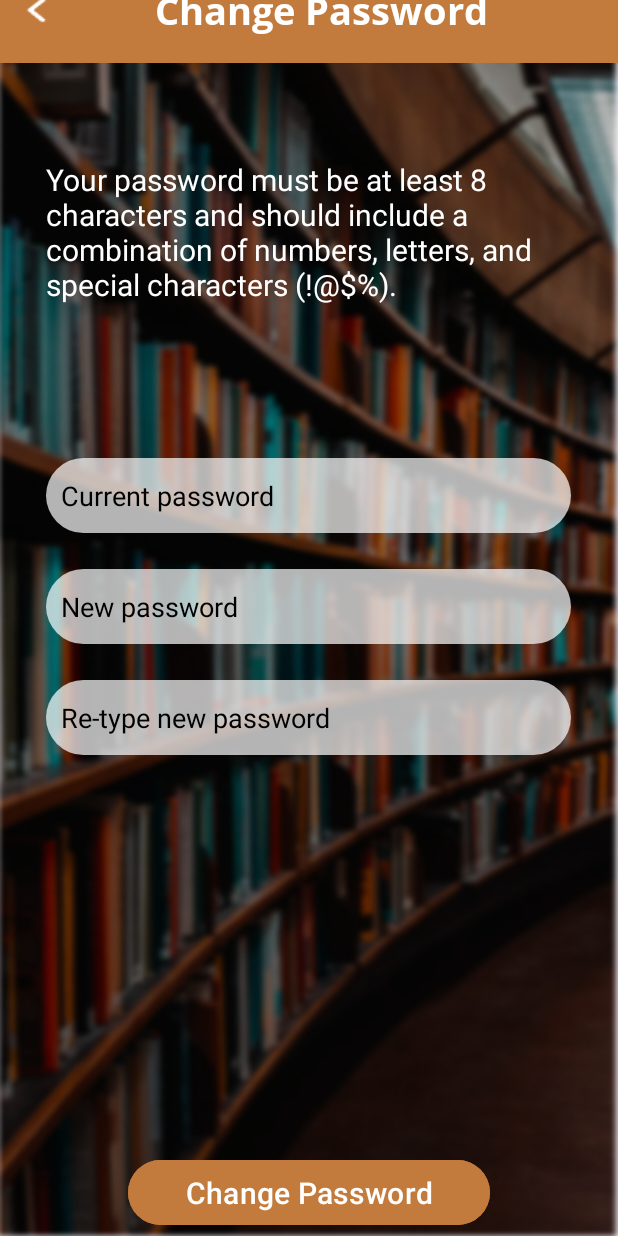
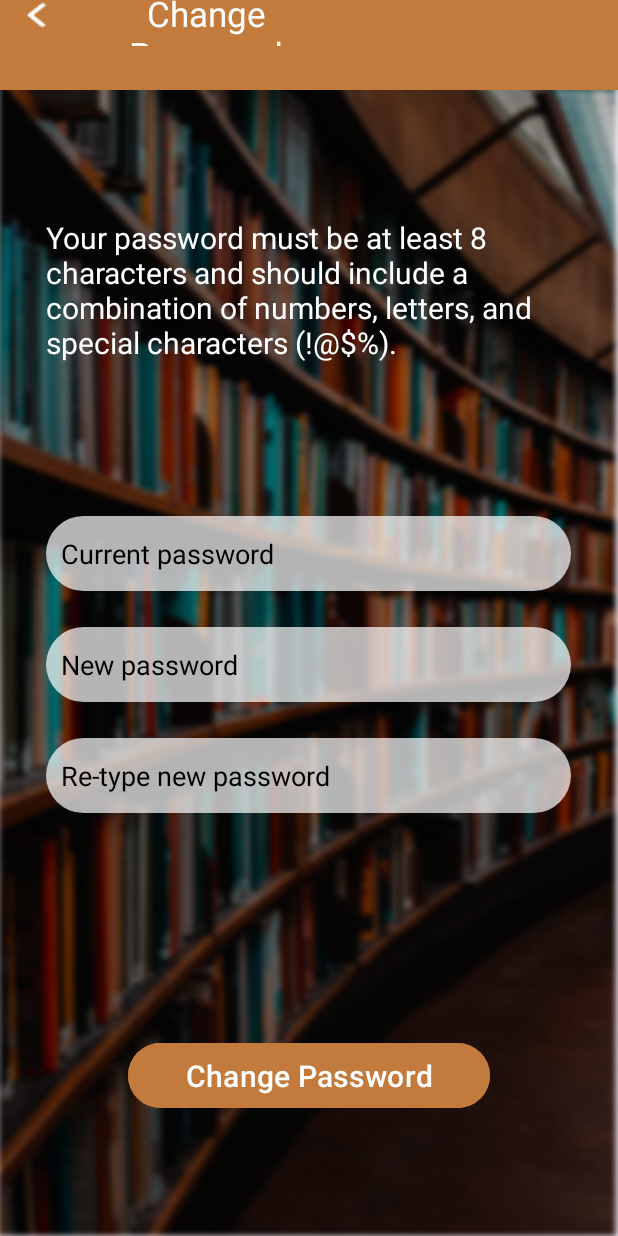
Before and after one commit to JoshuaLozano04/upang-lms, an Android app: the ChangePassword screen opened directly, with no data from a screen before it, on a phone screen of 412 x 824 dp. Run offline under Robolectric (Android 15) with nearby library versions, the phone set to English and light mode, and no system bars; Roboto replaces fonts that are not available here.

Commit message:
UI design

```diff
--- a/app/src/main/res/layout/activity_change_password.xml
+++ b/app/src/main/res/layout/activity_change_password.xml
@@ -11,8 +11,8 @@
     <LinearLayout
         android:id="@+id/linearLayout"
         android:layout_width="match_parent"
-        android:layout_height="70dp"
-        android:layout_marginBottom="64dp"
+        android:layout_height="100dp"
+        android:layout_marginBottom="85dp"
         android:background="#C27B3C"
         app:layout_constraintBottom_toTopOf="@+id/textView4"
         app:layout_constraintEnd_toEndOf="parent"
@@ -29,13 +29,16 @@
 
         <TextView
             android:id="@+id/textView3"
-            android:layout_width="328dp"
-            android:layout_height="match_parent"
-            android:fontFamily="@font/open_sans_bold"
+            android:layout_width="375dp"
+            android:layout_height="37dp"
+            android:layout_marginStart="-5dp"
+            android:layout_marginLeft="-20dp"
+            android:layout_marginTop="33dp"
             android:gravity="center"
+            android:paddingEnd="190dp"
             android:text="@string/change_password"
             android:textColor="@color/white"
-            android:textSize="25sp"
+            android:textSize="23sp"
             tools:layout_editor_absoluteX="125dp"
             tools:layout_editor_absoluteY="38dp" />
 
@@ -108,13 +111,12 @@
         android:layout_width="241dp"
         android:layout_height="51dp"
         android:layout_marginTop="76dp"
-        android:layout_marginBottom="32dp"
         android:backgroundTint="#C27B3C"
         android:text="@string/change_password"
         android:textSize="20sp"
         app:layout_constraintBottom_toBottomOf="parent"
         app:layout_constraintEnd_toEndOf="parent"
         app:layout_constraintStart_toStartOf="parent"
-        app:layout_constraintTop_toBottomOf="@+id/editText3"
-        app:layout_constraintVertical_bias="0.406" />
+        app:layout_constraintTop_toTopOf="parent"
+        app:layout_constraintVertical_bias="0.883" />
 </androidx.constraintlayout.widget.ConstraintLayout>
```
Also changed, not shown: app/src/main/res/layout/activity_create_new_password.xml (+6 -5 lines), app/src/main/res/layout/activity_edit_profile.xml (+11 -10 lines), app/src/main/res/layout/activity_forgot_password.xml (+4 -3 lines).
